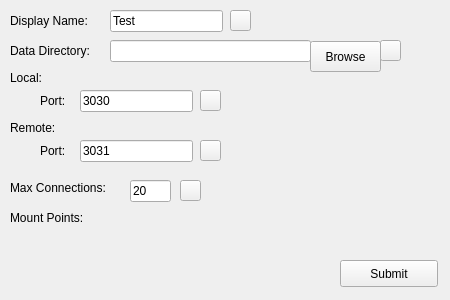
The window that src/gui/localclient.ui (cheshirekow/openbookfs) describes before a commit, drawn with Qt 5.
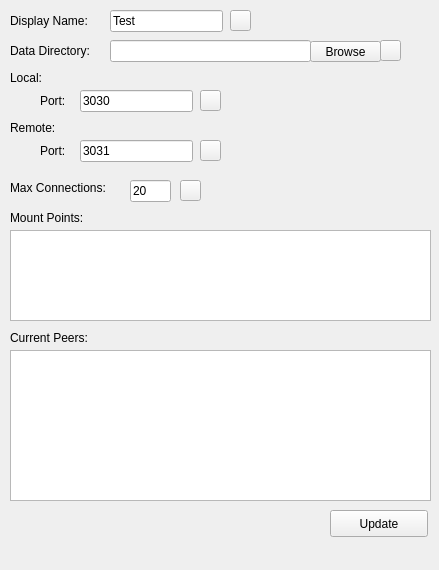
The same window after the commit. Custom widgets are drawn as their Qt base class.

```diff
--- a/src/gui/localclient.ui
+++ b/src/gui/localclient.ui
@@ -6,8 +6,8 @@
    <rect>
     <x>0</x>
     <y>0</y>
-    <width>450</width>
-    <height>300</height>
+    <width>439</width>
+    <height>570</height>
    </rect>
   </property>
   <property name="windowTitle">
@@ -185,7 +185,7 @@
      <x>310</x>
      <y>41</y>
      <width>71</width>
-     <height>31</height>
+     <height>21</height>
     </rect>
    </property>
    <property name="text">
@@ -260,14 +260,47 @@
   <widget class="QPushButton" name="submit">
    <property name="geometry">
     <rect>
-     <x>340</x>
-     <y>260</y>
+     <x>330</x>
+     <y>510</y>
      <width>98</width>
      <height>27</height>
     </rect>
    </property>
    <property name="text">
-    <string>Submit</string>
+    <string>Update</string>
+   </property>
+  </widget>
+  <widget class="QLabel" name="label_9">
+   <property name="geometry">
+    <rect>
+     <x>10</x>
+     <y>330</y>
+     <width>111</width>
+     <height>16</height>
+    </rect>
+   </property>
+   <property name="text">
+    <string>Current Peers:</string>
+   </property>
+  </widget>
+  <widget class="QListWidget" name="current_peers">
+   <property name="geometry">
+    <rect>
+     <x>10</x>
+     <y>350</y>
+     <width>421</width>
+     <height>151</height>
+    </rect>
+   </property>
+  </widget>
+  <widget class="QListWidget" name="mount_points">
+   <property name="geometry">
+    <rect>
+     <x>10</x>
+     <y>230</y>
+     <width>421</width>
+     <height>91</height>
+    </rect>
    </property>
   </widget>
  </widget>
```
